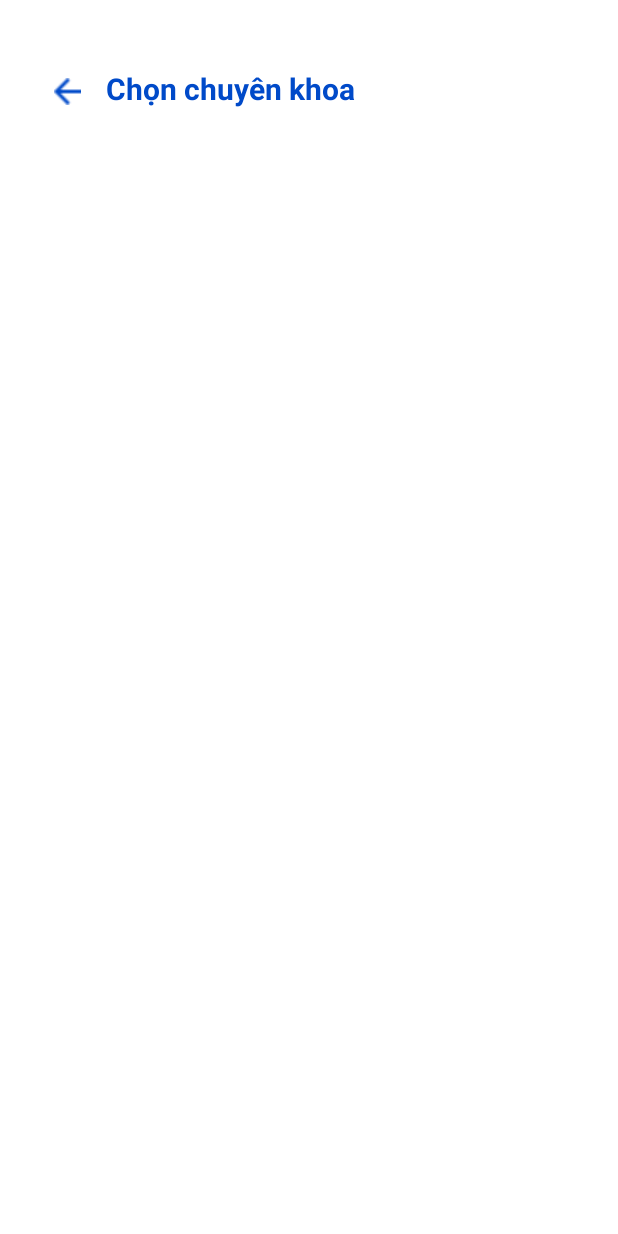
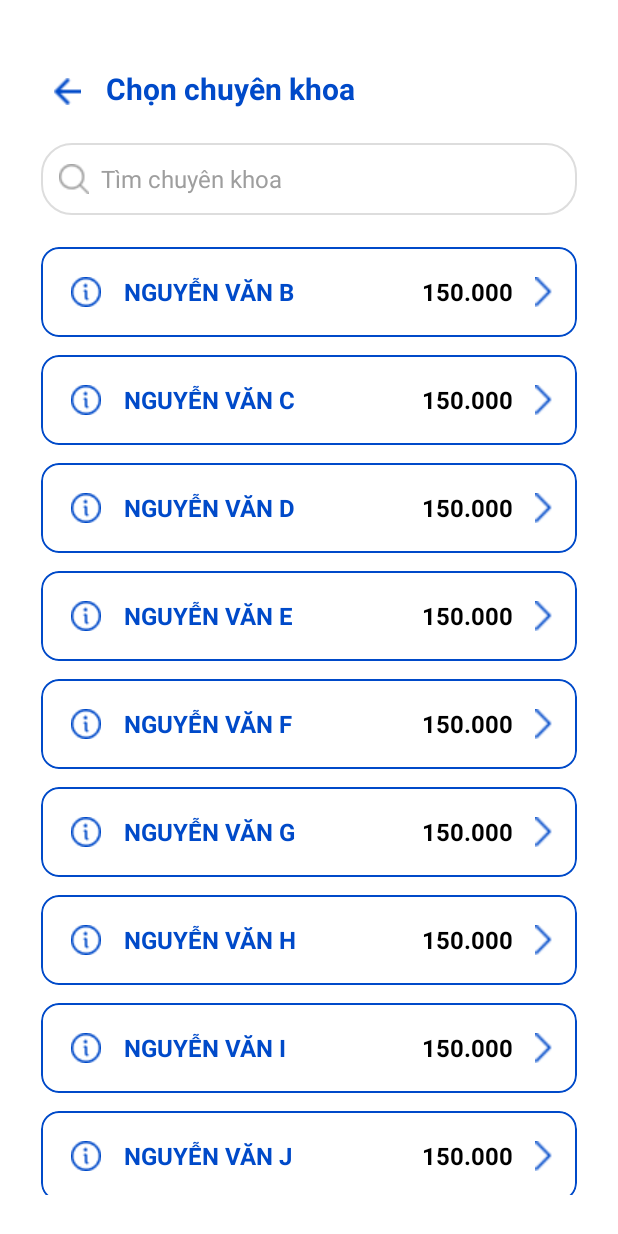
Before and after one commit to Nhom15-Mobile/Project-Mobile, an Android app: the SpecialtyActivity screen opened directly, with no data from a screen before it, on a phone screen of 412 x 824 dp. Before the commit the screen is almost empty. Run offline under Robolectric (Android 15) with nearby library versions, the phone set to English and light mode, and no system bars.

Commit message:
show specialty list

```diff
--- /dev/null
+++ b/APP-ANDROID/feature/appointment/src/main/java/com/example/appointment/model/ItemSpecialty.java
@@ -0,0 +1,29 @@
+package com.example.appointment.model;
+
+import java.security.PrivateKey;
+
+public class ItemSpecialty {
+    private String name;
+    private String price;
+
+    public ItemSpecialty(String name, String price) {
+        this.name = name;
+        this.price = price;
+    }
+
+    public String getName() {
+        return name;
+    }
+
+    public void setName(String name) {
+        this.name = name;
+    }
+
+    public String getPrice() {
+        return price;
+    }
+
+    public void setPrice(String price) {
+        this.price = price;
+    }
+}
--- a/APP-ANDROID/feature/appointment/src/main/java/com/example/appointment/model/RecordAdapter.java
+++ b/APP-ANDROID/feature/appointment/src/main/java/com/example/appointment/model/RecordAdapter.java
@@ -33,15 +33,16 @@ public class RecordAdapter extends RecyclerView.Adapter<RecordViewHolder> {
     @NonNull
     @Override
     public RecordViewHolder onCreateViewHolder(@NonNull ViewGroup parent, int viewType) {
-        return new RecordViewHolder(LayoutInflater.from(context).inflate(R.layout.item_view_record, parent, false));
+        return new RecordViewHolder(LayoutInflater.from(context).inflate
+                (R.layout.item_view_record, parent, false));
     }
 
     @Override
     public void onBindViewHolder(@NonNull RecordViewHolder holder, int position) {
         ItemRecord it = items.get(position);
-        holder.name.setText(items.get(position).getName());
-        holder.idRecord.setText(items.get(position).getId());
-        holder.phone.setText(items.get(position).getPhone());
+        holder.name.setText(it.getName());
+        holder.idRecord.setText(it.getId());
+        holder.phone.setText(it.getPhone());
 
         holder.card.setOnClickListener(v ->{
             if (listener != null && holder.getAdapterPosition() != RecyclerView.NO_POSITION) {
--- /dev/null
+++ b/APP-ANDROID/feature/appointment/src/main/java/com/example/appointment/model/SpecialtyAdapter.java
@@ -0,0 +1,50 @@
+package com.example.appointment.model;
+
+import android.content.Context;
+import android.view.LayoutInflater;
+import android.view.ViewGroup;
+
+import androidx.annotation.NonNull;
+import androidx.recyclerview.widget.RecyclerView;
+
+import com.example.appointment.R;
+
+import java.util.List;
+
+public class SpecialtyAdapter extends RecyclerView.Adapter<SpecialtyViewHolder> {
+
+    Context context;
+    List<ItemSpecialty> items;
+
+
+    public SpecialtyAdapter(Context context, List<ItemSpecialty> items) {
+        this.context = context;
+        this.items = items;
+    }
+
+    @NonNull
+    @Override
+    public SpecialtyViewHolder onCreateViewHolder(@NonNull ViewGroup parent, int viewType) {
+        return new SpecialtyViewHolder(LayoutInflater.from(context).inflate
+                (R.layout.item_view_specialty, parent, false));
+    }
+
+    @Override
+    public void onBindViewHolder(@NonNull SpecialtyViewHolder holder, int position) {
+        ItemSpecialty it = items.get(position);
+        holder.name.setText(it.getName());
+        holder.price.setText(it.getPrice());
+
+
+//        holder.card.setOnClickListener(v ->{
+//            if (listener != null && holder.getAdapterPosition() != RecyclerView.NO_POSITION) {
+//                listener.onItemClick(it);
+//            }
+//        });
+    }
+
+    @Override
+    public int getItemCount() {
+        return items.size();
+    }
+}
--- /dev/null
+++ b/APP-ANDROID/feature/appointment/src/main/java/com/example/appointment/model/SpecialtyViewHolder.java
@@ -0,0 +1,23 @@
+package com.example.appointment.model;
+
+import android.view.View;
+import android.widget.TextView;
+
+import androidx.annotation.NonNull;
+import androidx.recyclerview.widget.RecyclerView;
+
+import com.example.appointment.R;
+import com.google.android.material.card.MaterialCardView;
+
+public class SpecialtyViewHolder  extends RecyclerView.ViewHolder {
+    TextView name, price;
+    MaterialCardView card;
+
+    public SpecialtyViewHolder(@NonNull View itemView) {
+        super(itemView);
+        name = itemView.findViewById(R.id.tvSpecialtyName);
+        price = itemView.findViewById(R.id.tvPrice);
+
+        card = itemView.findViewById(R.id.cardSpecialty);
+    }
+}
--- a/APP-ANDROID/feature/appointment/src/main/java/com/example/appointment/ui/SpecialtyActivity.java
+++ b/APP-ANDROID/feature/appointment/src/main/java/com/example/appointment/ui/SpecialtyActivity.java
@@ -1,16 +1,46 @@
 package com.example.appointment.ui;
 
+import android.content.ClipData;
 import android.os.Bundle;
 
 import androidx.annotation.Nullable;
 import androidx.appcompat.app.AppCompatActivity;
+import androidx.recyclerview.widget.LinearLayoutManager;
+import androidx.recyclerview.widget.RecyclerView;
 
 import com.example.appointment.R;
+import com.example.appointment.model.ItemRecord;
+import com.example.appointment.model.ItemSpecialty;
+import com.example.appointment.model.SpecialtyAdapter;
+
+import java.util.ArrayList;
+import java.util.List;
 
 public class SpecialtyActivity extends AppCompatActivity {
+
+    public List<ItemSpecialty> fakeData(){
+        List<ItemSpecialty> items = new ArrayList<ItemSpecialty>();
+        for (int i = 1; i <= 15; i++) {
+            String name = "Nguyễn Văn " + (char)('A' + i); // Nguyễn Văn A, B, C...
+            String price = "150.000";
+
+            items.add(new ItemSpecialty(name, price));
+        }
+        return items;
+    }
+
+
     @Override
     protected void onCreate(@Nullable Bundle savedInstanceState) {
         super.onCreate(savedInstanceState);
         setContentView(R.layout.specialty_activity);
+
+        RecyclerView rV = findViewById(R.id.specialtyRecyclerView);
+
+        List<ItemSpecialty> items = fakeData();
+
+        rV.setLayoutManager(new LinearLayoutManager(this));
+        SpecialtyAdapter adapter = new SpecialtyAdapter(this, items);
+        rV.setAdapter(adapter);
     }
 }
--- /dev/null
+++ b/APP-ANDROID/feature/appointment/src/main/res/drawable/bg_info_ring.xml
@@ -0,0 +1,8 @@
+<layer-list xmlns:android="http://schemas.android.com/apk/res/android">
+    <!-- Nền trong -->
+    <item android:top="3dp" android:bottom="3dp" android:left="3dp" android:right="3dp">
+        <shape android:shape="oval">
+            <solid android:color="@color/primary"/>
+        </shape>
+    </item>
+</layer-list>
--- /dev/null
+++ b/APP-ANDROID/feature/appointment/src/main/res/drawable/bg_search_box.xml
@@ -0,0 +1,8 @@
+<shape xmlns:android="http://schemas.android.com/apk/res/android"
+    android:shape="rectangle">
+    <solid android:color="#FFFFFF"/>
+    <corners android:radius="20dp"/>
+    <stroke
+        android:width="1dp"
+        android:color="#DDDDDD"/>
+</shape>
--- /dev/null
+++ b/APP-ANDROID/feature/appointment/src/main/res/layout/item_view_specialty.xml
@@ -0,0 +1,73 @@
+<?xml version="1.0" encoding="utf-8"?>
+<RelativeLayout xmlns:android="http://schemas.android.com/apk/res/android"
+             android:layout_width="match_parent"
+             android:layout_height="match_parent">
+    <com.google.android.material.card.MaterialCardView
+        xmlns:android="http://schemas.android.com/apk/res/android"
+        xmlns:app="http://schemas.android.com/apk/res-auto"
+        android:id="@+id/cardSpecialty"
+        android:layout_width="match_parent"
+        android:layout_height="wrap_content"
+        android:layout_marginVertical="6dp"
+        android:clickable="true"
+        android:focusable="true"
+        android:foreground="?attr/selectableItemBackground"
+        app:cardCornerRadius="12dp"
+        app:strokeColor="@color/primary"
+        app:strokeWidth="1dp"
+        app:cardElevation="0dp"
+        app:cardBackgroundColor="@color/white">
+
+        <LinearLayout
+            android:layout_width="match_parent"
+            android:layout_height="wrap_content"
+            android:orientation="horizontal"
+            android:gravity="center_vertical"
+            android:padding="12dp">
+
+            <!-- Nút info bên trái -->
+            <ImageButton
+                android:id="@+id/btnInfo"
+                android:layout_width="36dp"
+                android:layout_height="36dp"
+                android:background="@color/white"
+                android:padding="7dp"
+                android:src="@drawable/ic_info"
+                android:clickable="true"
+                android:focusable="true"
+                android:foreground="?attr/selectableItemBackgroundBorderless" />
+
+            <!-- Tên chuyên khoa -->
+            <TextView
+                android:id="@+id/tvSpecialtyName"
+                android:layout_width="0dp"
+                android:layout_height="wrap_content"
+                android:layout_weight="1"
+                android:layout_marginStart="7dp"
+                android:text="CHĂM SÓC GIẢM NHẸ"
+                android:textAllCaps="true"
+                android:textStyle="bold"
+                android:textSize="16sp"
+                android:textColor="@color/primary" />
+
+            <!-- Giá -->
+            <TextView
+                android:id="@+id/tvPrice"
+                android:layout_width="wrap_content"
+                android:layout_height="wrap_content"
+                android:text="150.000đ"
+                android:textStyle="bold"
+                android:textSize="16sp"
+                android:textColor="@color/black"
+                android:layout_marginEnd="5dp"/>
+
+            <!-- Mũi tên -->
+            <ImageView
+                android:id="@+id/imgChevron"
+                android:layout_width="20dp"
+                android:layout_height="20dp"
+                android:layout_marginStart="5dp"
+                android:src="@drawable/ic_chevron"/>
+        </LinearLayout>
+    </com.google.android.material.card.MaterialCardView>
+</RelativeLayout>
--- a/APP-ANDROID/feature/appointment/src/main/res/layout/specialty_activity.xml
+++ b/APP-ANDROID/feature/appointment/src/main/res/layout/specialty_activity.xml
@@ -30,4 +30,40 @@
             android:textSize="20sp">
         </androidx.appcompat.widget.AppCompatTextView>
     </LinearLayout>
+
+    <LinearLayout
+        android:layout_width="match_parent"
+        android:layout_height="48dp"
+        android:orientation="horizontal"
+        android:background="@drawable/bg_search_box"
+        android:gravity="center_vertical"
+        android:paddingHorizontal="12dp">
+
+        <ImageView
+            android:layout_width="20dp"
+            android:layout_height="20dp"
+            android:src="@drawable/ic_search"/>
+
+        <EditText
+            android:id="@+id/edtSearch"
+            android:layout_width="match_parent"
+            android:layout_height="wrap_content"
+            android:layout_marginStart="8dp"
+            android:hint="Tìm chuyên khoa"
+            android:textColorHint="#9E9E9E"
+            android:background="@android:color/transparent"
+            android:textSize="16sp"
+            android:inputType="text"
+            android:singleLine="true" />
+    </LinearLayout>
+
+    <androidx.recyclerview.widget.RecyclerView
+        android:layout_marginTop="15dp"
+        android:layout_width="match_parent"
+        android:layout_height="wrap_content"
+        android:id="@+id/specialtyRecyclerView">
+    </androidx.recyclerview.widget.RecyclerView>
+
+
+
 </LinearLayout>
```
Also changed, not shown: APP-ANDROID/feature/appointment/src/main/res/drawable/ic_search.png (added).
